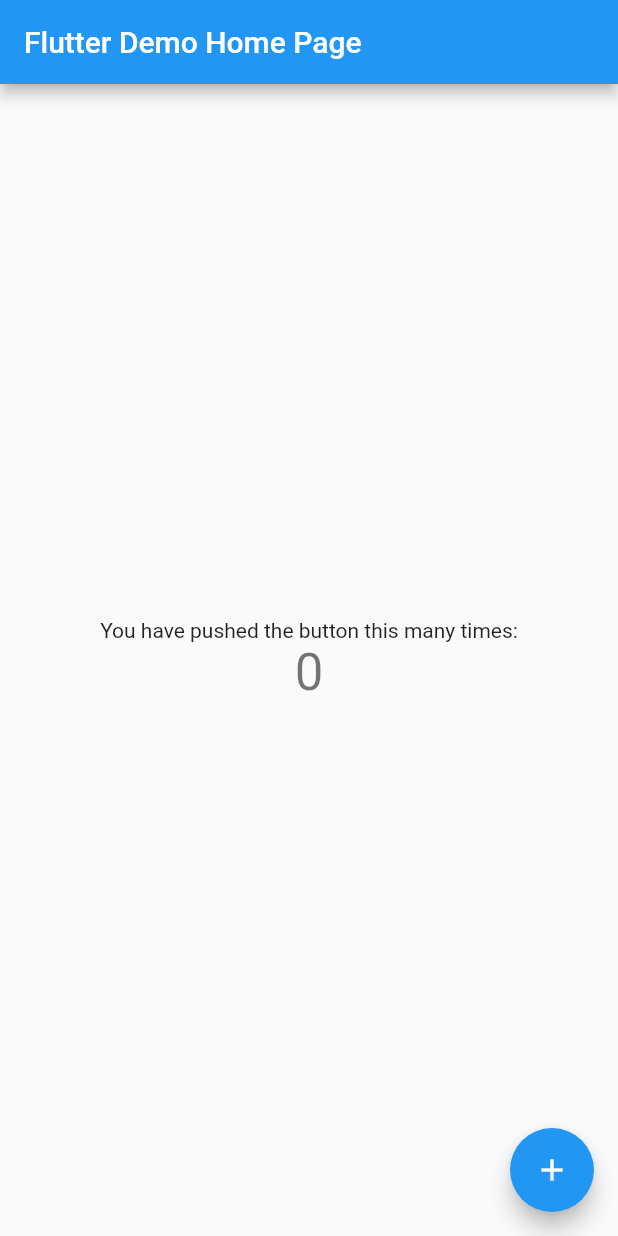
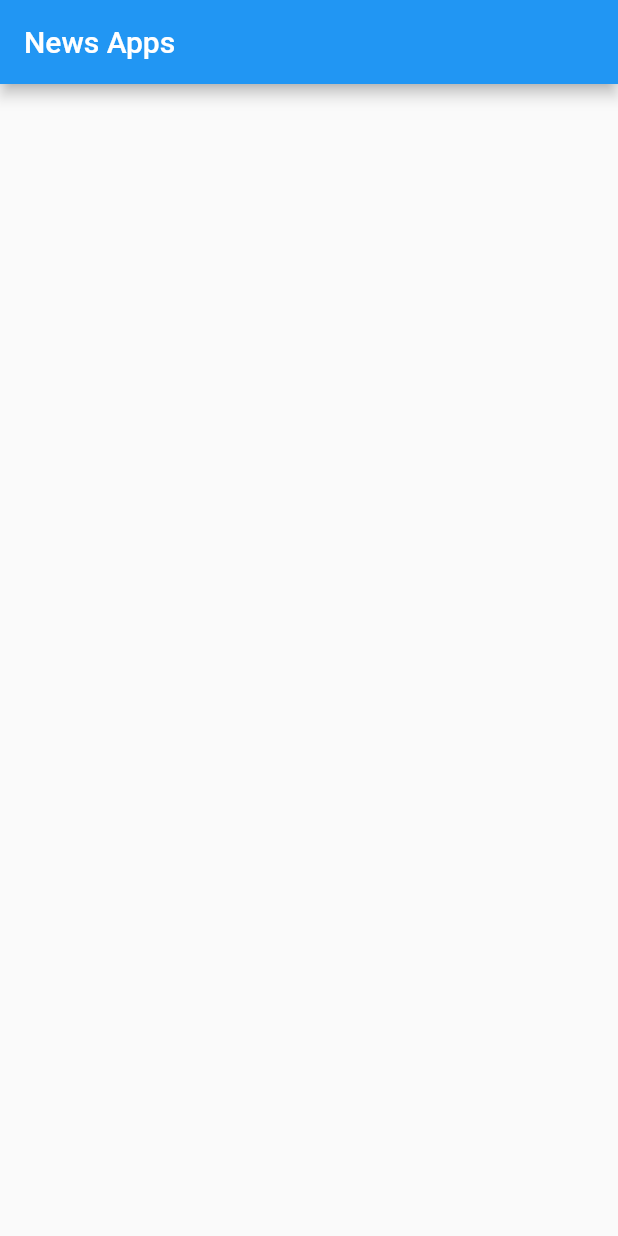
Before and after one commit to akhdanpangestuajiwidodo/NewsApp, a Flutter app: the screen it shows after launch, on a phone screen of 412 x 824 dp. Run offline on Flutter 3.47's test engine with Material 2 defaults, Android fonts, the phone set to English and light mode, and no system bars.

Commit message:
create json parsing method

```diff
--- a/lib/main.dart
+++ b/lib/main.dart
@@ -1,4 +1,5 @@
 import 'package:flutter/material.dart';
+import 'package:news_app/screens/NewsListPage.dart';
 
 void main() {
   runApp(const MyApp());
@@ -11,105 +12,15 @@ class MyApp extends StatelessWidget {
   @override
   Widget build(BuildContext context) {
     return MaterialApp(
-      title: 'Flutter Demo',
+      title: 'News App',
       theme: ThemeData(
-        // This is the theme of your application.
-        //
-        // Try running your application with "flutter run". You'll see the
-        // application has a blue toolbar. Then, without quitting the app, try
-        // changing the primarySwatch below to Colors.green and then invoke
-        // "hot reload" (press "r" in the console where you ran "flutter run",
-        // or simply save your changes to "hot reload" in a Flutter IDE).
-        // Notice that the counter didn't reset back to zero; the application
-        // is not restarted.
         primarySwatch: Colors.blue,
+        visualDensity: VisualDensity.adaptivePlatformDensity,
       ),
-      home: const MyHomePage(title: 'Flutter Demo Home Page'),
+      initialRoute: NewsListPage.routeName,
+      routes: {
+        NewsListPage.routeName: (context) => NewsListPage(),
+      },
     );
   }
 }
-
-class MyHomePage extends StatefulWidget {
-  const MyHomePage({Key? key, required this.title}) : super(key: key);
-
-  // This widget is the home page of your application. It is stateful, meaning
-  // that it has a State object (defined below) that contains fields that affect
-  // how it looks.
-
-  // This class is the configuration for the state. It holds the values (in this
-  // case the title) provided by the parent (in this case the App widget) and
-  // used by the build method of the State. Fields in a Widget subclass are
-  // always marked "final".
-
-  final String title;
-
-  @override
-  State<MyHomePage> createState() => _MyHomePageState();
-}
-
-class _MyHomePageState extends State<MyHomePage> {
-  int _counter = 0;
-
-  void _incrementCounter() {
-    setState(() {
-      // This call to setState tells the Flutter framework that something has
-      // changed in this State, which causes it to rerun the build method below
-      // so that the display can reflect the updated values. If we changed
-      // _counter without calling setState(), then the build method would not be
-      // called again, and so nothing would appear to happen.
-      _counter++;
-    });
-  }
-
-  @override
-  Widget build(BuildContext context) {
-    // This method is rerun every time setState is called, for instance as done
-    // by the _incrementCounter method above.
-    //
-    // The Flutter framework has been optimized to make rerunning build methods
-    // fast, so that you can just rebuild anything that needs updating rather
-    // than having to individually change instances of widgets.
-    return Scaffold(
-      appBar: AppBar(
-        // Here we take the value from the MyHomePage object that was created by
-        // the App.build method, and use it to set our appbar title.
-        title: Text(widget.title),
-      ),
-      body: Center(
-        // Center is a layout widget. It takes a single child and positions it
-        // in the middle of the parent.
-        child: Column(
-          // Column is also a layout widget. It takes a list of children and
-          // arranges them vertically. By default, it sizes itself to fit its
-          // children horizontally, and tries to be as tall as its parent.
-          //
-          // Invoke "debug painting" (press "p" in the console, choose the
-          // "Toggle Debug Paint" action from the Flutter Inspector in Android
-          // Studio, or the "Toggle Debug Paint" command in Visual Studio Code)
-          // to see the wireframe for each widget.
-          //
-          // Column has various properties to control how it sizes itself and
-          // how it positions its children. Here we use mainAxisAlignment to
-          // center the children vertically; the main axis here is the vertical
-          // axis because Columns are vertical (the cross axis would be
-          // horizontal).
-          mainAxisAlignment: MainAxisAlignment.center,
-          children: <Widget>[
-            const Text(
-              'You have pushed the button this many times:',
-            ),
-            Text(
-              '$_counter',
-              style: Theme.of(context).textTheme.headline4,
-            ),
-          ],
-        ),
-      ),
-      floatingActionButton: FloatingActionButton(
-        onPressed: _incrementCounter,
-        tooltip: 'Increment',
-        child: const Icon(Icons.add),
-      ), // This trailing comma makes auto-formatting nicer for build methods.
-    );
-  }
-}
--- a/lib/model/article.dart
+++ b/lib/model/article.dart
@@ -1,3 +1,5 @@
+import 'dart:convert';
+
 class Article {
   late String author;
   late String title;
@@ -25,3 +27,13 @@ class Article {
    content = article['content'];
  }
 }
+
+List<Article> parseArticles(String? json){
+  if(json == null){
+    return [];
+  }
+
+  final List parsed = jsonDecode(json);
+  print(parsed);
+  return parsed.map((e) => Article.fromJson(e)).toList();
+}
--- /dev/null
+++ b/lib/screens/NewsListPage.dart
@@ -0,0 +1,28 @@
+import 'package:flutter/material.dart';
+import 'package:news_app/model/article.dart';
+
+class NewsListPage extends StatelessWidget {
+  static const routeName = '/article_list';
+
+  @override
+  Widget build(BuildContext context) {
+    return Scaffold(
+      appBar: AppBar(
+        title: Text('News Apps'),
+      ),
+      body: FutureBuilder<String>(
+        future:
+            DefaultAssetBundle.of(context).loadString('assets/articles.json'),
+        builder: (context, snapshot) {
+          final List<Article> articles = parseArticles(snapshot.data);
+          return ListView.builder(
+            itemCount: articles.length,
+            itemBuilder: (context, index) {
+              return Container();
+            },
+          );
+        },
+      ),
+    );
+  }
+}
```
